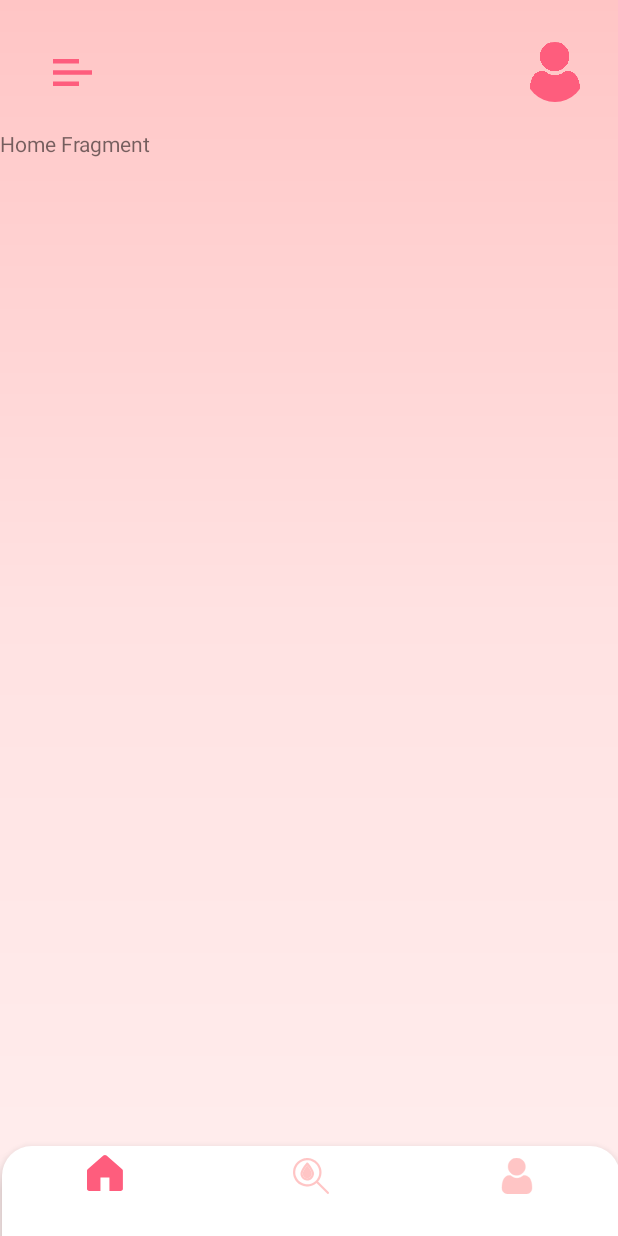
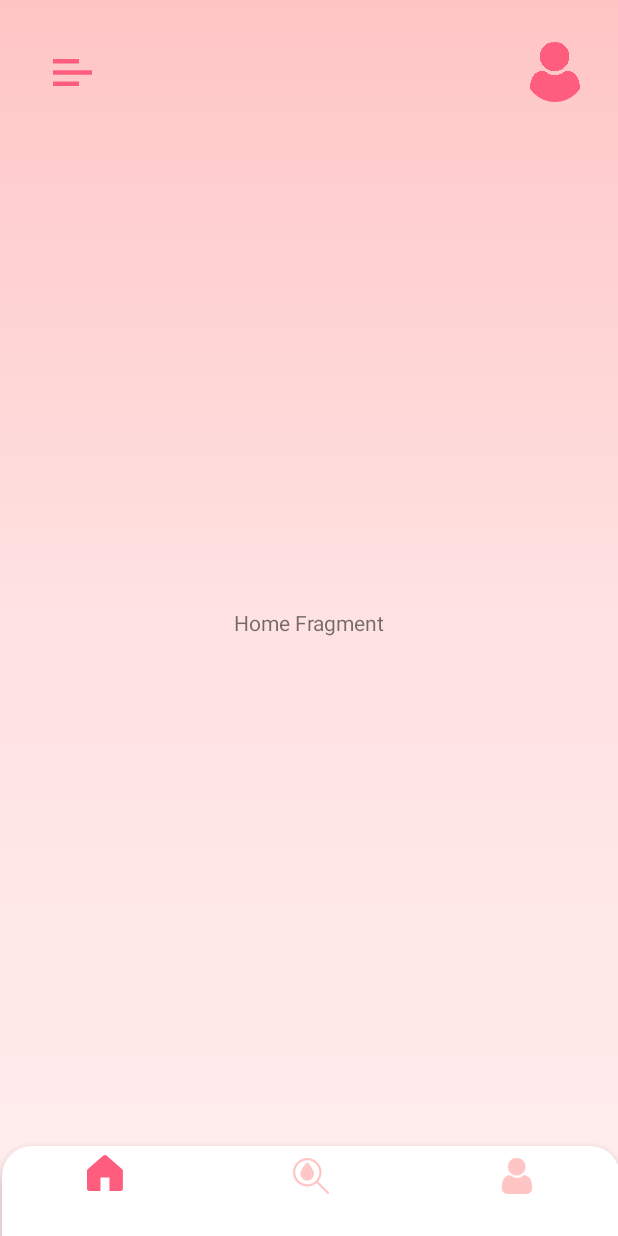
Before and after one commit to chanukaHub/LifeStream---Blood-Donation-App, an Android app: the screen it shows after launch once a user with an empty profile is signed in (Home), on a phone screen of 412 x 824 dp. Run offline under Robolectric (Android 15) with nearby library versions, the light colour scheme and no system bars; our stand-ins replace CircleImageView, Firebase (no records; nobody signed in at launch, a user with empty details on screens opened directly); Roboto replaces fonts that are not available here; 1 statement that could not run was skipped.

Commit message:
fixed some design

```diff
--- a/app/src/main/res/layout/activity_account_login.xml
+++ b/app/src/main/res/layout/activity_account_login.xml
@@ -125,7 +125,7 @@
         android:layout_gravity="center"
         android:layout_marginTop="20dp"
         android:visibility="invisible"
-        app:SpinKit_Color="@color/blackApp"
+        app:SpinKit_Color="@color/app_red"
         android:layout_above="@+id/login_btn"
         android:layout_centerHorizontal="true"/>
 
--- a/app/src/main/res/layout/fragment_event.xml
+++ b/app/src/main/res/layout/fragment_event.xml
@@ -9,6 +9,7 @@
     <TextView
         android:layout_width="match_parent"
         android:layout_height="match_parent"
-        android:text="Event Fragment" />
+        android:text="Event Fragment"
+        android:gravity="center"/>
 
 </FrameLayout>
--- a/app/src/main/res/layout/fragment_home.xml
+++ b/app/src/main/res/layout/fragment_home.xml
@@ -9,6 +9,7 @@
     <TextView
         android:layout_width="match_parent"
         android:layout_height="match_parent"
-        android:text="Home Fragment" />
+        android:text="Home Fragment"
+        android:gravity="center"/>
 
 </FrameLayout>
--- a/app/src/main/res/layout/fragment_search.xml
+++ b/app/src/main/res/layout/fragment_search.xml
@@ -9,6 +9,7 @@
     <TextView
         android:layout_width="match_parent"
         android:layout_height="match_parent"
-        android:text="Search Fragment" />
+        android:text="Search Fragment"
+        android:gravity="center"/>
 
 </FrameLayout>
```
